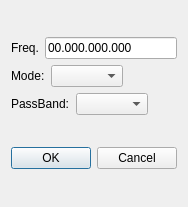
Old version of the form mqt/MqtLogger/runbuttondialog.ui in the repository zsteva/backup-minos2.
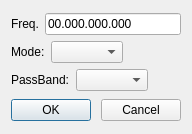
New version of the form.

Diff of the .ui file:
```diff
--- a/mqt/MqtLogger/runbuttondialog.ui
+++ b/mqt/MqtLogger/runbuttondialog.ui
@@ -6,8 +6,8 @@
    <rect>
     <x>0</x>
     <y>0</y>
-    <width>174</width>
-    <height>207</height>
+    <width>192</width>
+    <height>134</height>
    </rect>
   </property>
   <property name="windowTitle">
@@ -94,14 +94,35 @@
     </layout>
    </item>
    <item>
-    <widget class="QDialogButtonBox" name="buttonBox">
-     <property name="orientation">
-      <enum>Qt::Horizontal</enum>
-     </property>
-     <property name="standardButtons">
-      <set>QDialogButtonBox::Cancel|QDialogButtonBox::Ok</set>
-     </property>
-    </widget>
+    <layout class="QHBoxLayout" name="horizontalLayout">
+     <item>
+      <widget class="QPushButton" name="okButton">
+       <property name="text">
+        <string>OK</string>
+       </property>
+      </widget>
+     </item>
+     <item>
+      <spacer name="horizontalSpacer_3">
+       <property name="orientation">
+        <enum>Qt::Horizontal</enum>
+       </property>
+       <property name="sizeHint" stdset="0">
+        <size>
+         <width>40</width>
+         <height>20</height>
+        </size>
+       </property>
+      </spacer>
+     </item>
+     <item>
+      <widget class="QPushButton" name="cancelbutton">
+       <property name="text">
+        <string>Cancel</string>
+       </property>
+      </widget>
+     </item>
+    </layout>
    </item>
   </layout>
  </widget>
```
Left out of the diff: 35 changed lines with no effect on the pictures.
